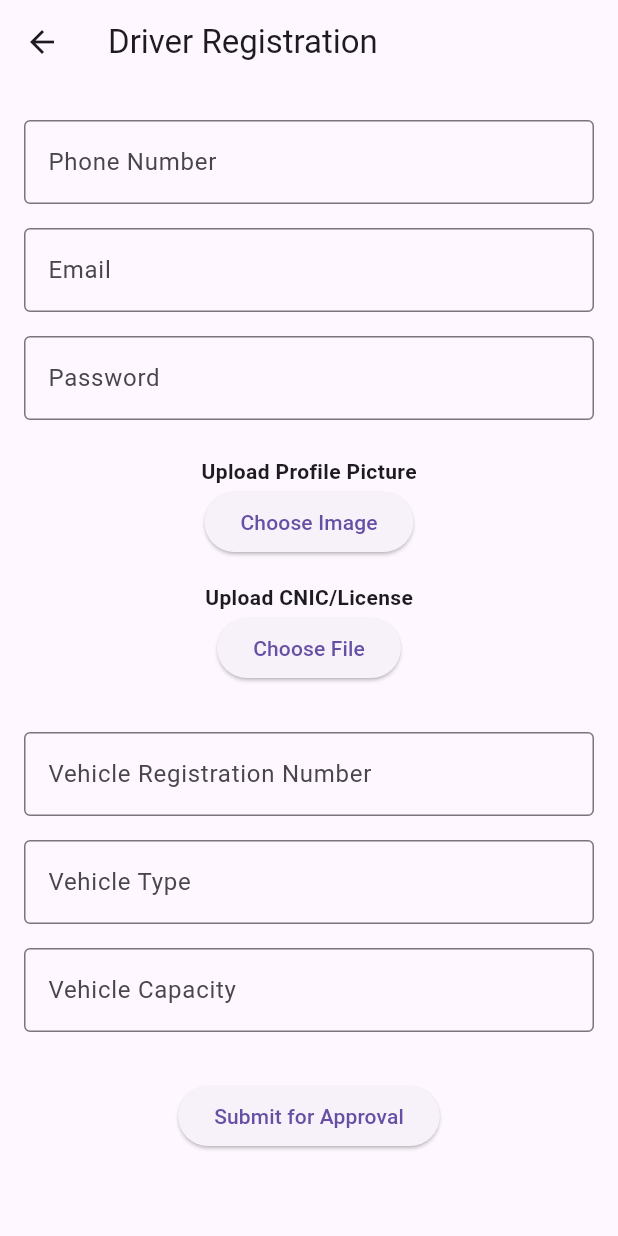
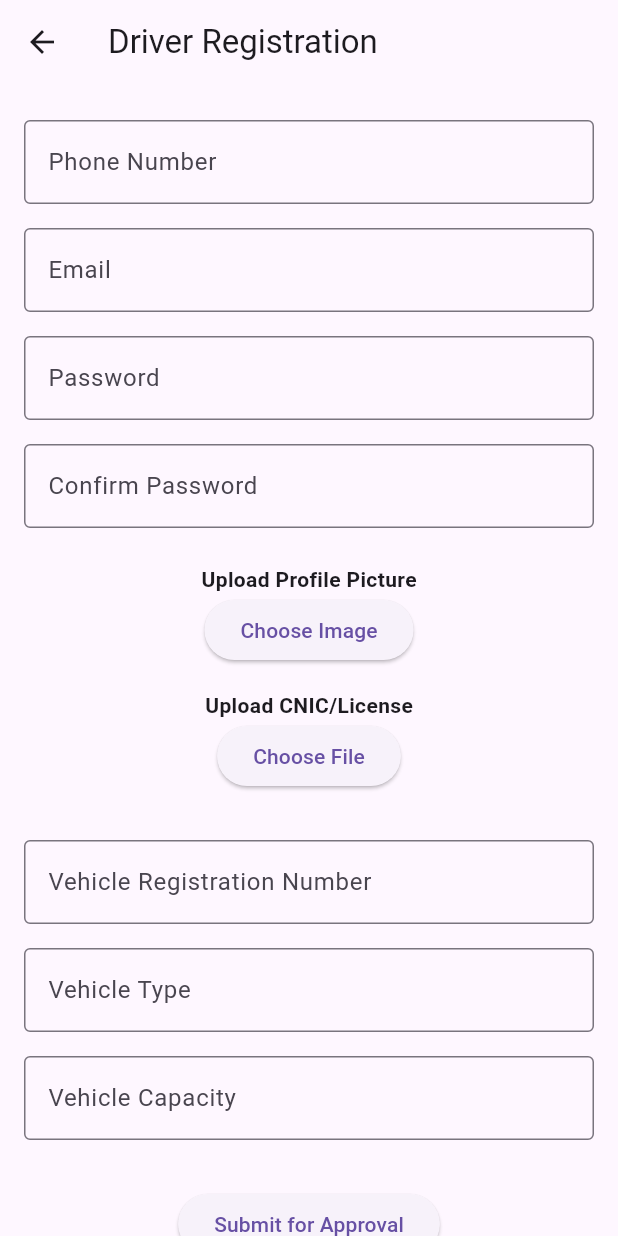
Before and after one commit to TahaaFatima/vanapp_frontend, a Flutter app: the screen it shows after launch, after a tap on "Register as Driver", on a phone screen of 412 x 824 dp. Run offline on Flutter 3.47's test engine with Material 3 defaults, Android fonts, the light colour scheme and no system bars; our stand-ins replace flutter_dotenv, image_picker; network calls fail.

Commit message:
fix reg + login + profile + bottom nav

```diff
--- a/lib/main.dart
+++ b/lib/main.dart
@@ -1,7 +1,9 @@
 import 'package:flutter/material.dart';
 import 'screens/registration_selection_screen.dart';
+import 'package:flutter_dotenv/flutter_dotenv.dart';
 
-void main() {
+void main() async{
+  await dotenv.load(fileName: "assets/.env");
   runApp(const MyApp());
 }
 
--- a/lib/screens/driver_registration_screen.dart
+++ b/lib/screens/driver_registration_screen.dart
@@ -2,6 +2,7 @@ import 'dart:io';
 import 'package:flutter/material.dart';
 import 'package:image_picker/image_picker.dart';
 import 'package:http/http.dart' as http;
+import 'package:flutter_dotenv/flutter_dotenv.dart';
 
 class DriverRegistrationScreen extends StatefulWidget {
   @override
@@ -11,11 +12,12 @@ class DriverRegistrationScreen extends StatefulWidget {
 class _DriverRegistrationScreenState extends State<DriverRegistrationScreen> {
   final _formKey = GlobalKey<FormState>();
 
-  final TextEditingController phoneController = TextEditingController();
-  final TextEditingController emailController = TextEditingController();
-  final TextEditingController passwordController = TextEditingController();
-  final TextEditingController vehicleRegController = TextEditingController();
-  final TextEditingController vehicleTypeController = TextEditingController();
+  final TextEditingController phoneController           = TextEditingController();
+  final TextEditingController emailController           = TextEditingController();
+  final TextEditingController passwordController        = TextEditingController();
+  final TextEditingController confirmPasswordController = TextEditingController();
+  final TextEditingController vehicleRegController      = TextEditingController();
+  final TextEditingController vehicleTypeController     = TextEditingController();
   final TextEditingController vehicleCapacityController = TextEditingController();
 
   File? _profileImage;
@@ -35,7 +37,14 @@ class _DriverRegistrationScreenState extends State<DriverRegistrationScreen> {
   Future<void> _submitForm() async {
     if (!_formKey.currentState!.validate()) return;
 
-    final uri = Uri.parse('http://10.0.2.2:3000/api/register/driver');
+    if (passwordController.text != confirmPasswordController.text) {
+      ScaffoldMessenger.of(context).showSnackBar(
+        SnackBar(content: Text('Passwords do not match')),
+      );
+      return;
+    }
+
+    final uri = Uri.parse('${dotenv.env['BASE_URL']}/api/register/driver');
     final request = http.MultipartRequest('POST', uri);
 
     request.fields['phone'] = phoneController.text;
@@ -83,7 +92,8 @@ class _DriverRegistrationScreenState extends State<DriverRegistrationScreen> {
             children: [
               _textField(label: "Phone Number", controller: phoneController),
               _textField(label: "Email", controller: emailController),
-              _textField(label: "Password", controller: passwordController),
+              _passwordField(label: "Password", controller: passwordController),
+              _passwordField(label: "Confirm Password", controller: confirmPasswordController),
               SizedBox(height: 16),
 
               Text("Upload Profile Picture", style: labelStyle),
@@ -120,4 +130,17 @@ class _DriverRegistrationScreenState extends State<DriverRegistrationScreen> {
       ),
     );
   }
+
+  Widget _passwordField({required String label, required TextEditingController controller}) {
+    return Padding(
+      padding: const EdgeInsets.symmetric(vertical: 8),
+      child: TextFormField(
+        controller: controller,
+        obscureText: true,
+        decoration: InputDecoration(labelText: label, border: OutlineInputBorder()),
+        validator: (value) => value!.isEmpty ? 'Required' : null,
+      ),
+    );
+  }
+
 }
--- a/lib/screens/registration_selection_screen.dart
+++ b/lib/screens/registration_selection_screen.dart
@@ -1,6 +1,7 @@
 import 'package:flutter/material.dart';
 import 'parent_registration_screen.dart';
 import 'driver_registration_screen.dart';
+import 'login_screen.dart';
 
 class RegistrationSelectionScreen extends StatelessWidget {
   @override
@@ -33,6 +34,17 @@ class RegistrationSelectionScreen extends StatelessWidget {
                 child: Text("Register as Driver", style: TextStyle(fontSize: 18)),
               ),
             ),
+            SizedBox(height: 20),
+            ElevatedButton(
+              onPressed: () => Navigator.push(
+                context,
+                MaterialPageRoute(builder: (_) => LoginScreen()),
+              ),
+              child: Padding(
+                padding: EdgeInsets.all(20),
+                child: Text("Login", style: TextStyle(fontSize: 18)),
+              ),
+            ),
           ],
         ),
       ),
--- a/pubspec.yaml
+++ b/pubspec.yaml
@@ -33,6 +33,7 @@ dependencies:
   http: ^0.13.6
   image_picker: ^1.0.7
   shared_preferences: ^2.2.0
+  flutter_dotenv: ^5.1.0
 
   # The following adds the Cupertino Icons font to your application.
   # Use with the CupertinoIcons class for iOS style icons.
@@ -61,6 +62,7 @@ flutter:
   uses-material-design: true
   assets:
     - assets/images/
+    - assets/.env
 
   # To add assets to your application, add an assets section, like this:
   # assets:
```
Also changed, not shown: lib/screens/home_screen.dart (added, +68 -0 lines), lib/screens/login_screen.dart (+60 -17 lines), lib/screens/parent_registration_screen.dart (+31 -5 lines), lib/screens/profile_screen.dart (added, +66 -0 lines), assets/images/default_avatar.png (added), pubspec.lock, 2 other files.
